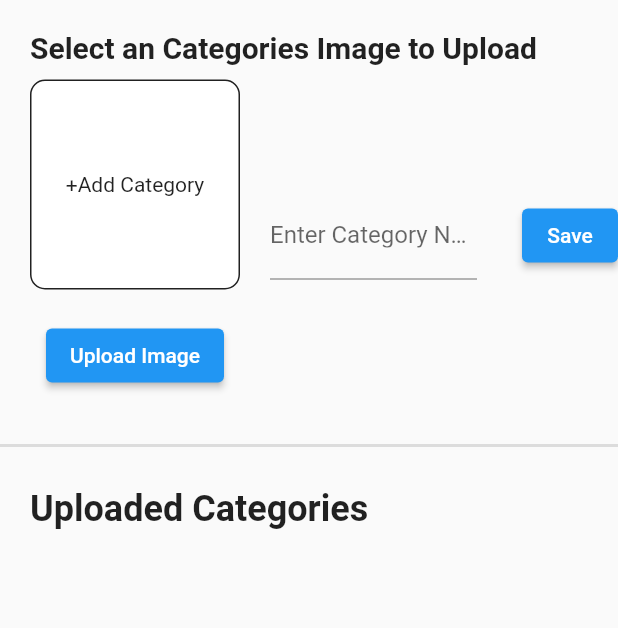
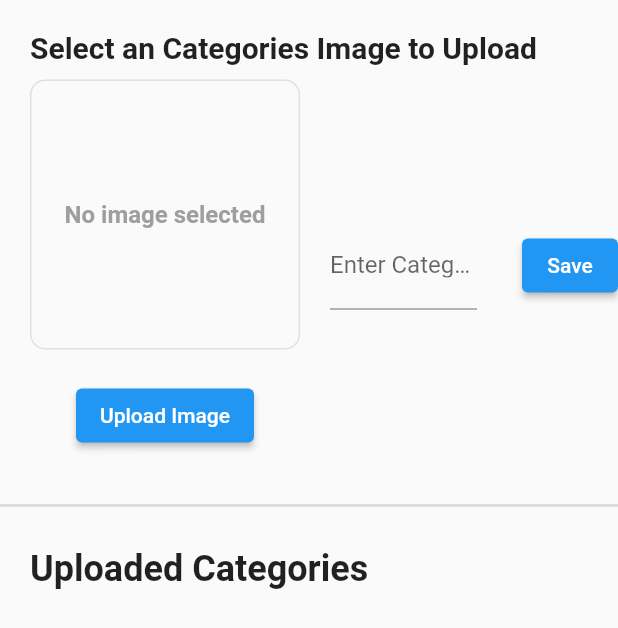
Before and after one commit to ahmadnaufalfarras/SecondChanceAdmin, a Flutter app: the CategoriesScreen widget shown alone on an empty page, opened directly, on a phone screen of 412 x 824 dp. Shown: the top 628 px of the screen. Run offline on Flutter 3.47's test engine with Material 2 defaults, Android fonts, the light colour scheme and no system bars; our stand-ins replace cloud_firestore, file_picker, firebase_core, firebase_storage, flutter_easyloading; accounts and stored records are empty.

Commit message:
Refactor UI

```diff
--- a/lib/views/categories_screen.dart
+++ b/lib/views/categories_screen.dart
@@ -61,11 +61,10 @@ class _CategoriesScreenState extends State<CategoriesScreen> {
                   child: Column(
                     children: [
                       Container(
-                        height: 140,
-                        width: 140,
+                        height: 180,
+                        width: 180,
                         decoration: BoxDecoration(
-                          color: Colors.white,
-                          border: Border.all(color: Colors.grey.shade900),
+                          border: Border.all(color: Colors.grey.shade300),
                           borderRadius: BorderRadius.circular(10),
                         ),
                         child: _selectedImage != null
@@ -74,7 +73,14 @@ class _CategoriesScreenState extends State<CategoriesScreen> {
                                 fit: BoxFit.cover,
                               )
                             : Center(
-                                child: Text('+Add Category'),
+                                child: Text(
+                                  'No image selected',
+                                  style: TextStyle(
+                                    color: Colors.grey,
+                                    fontSize: 16,
+                                    fontWeight: FontWeight.bold,
+                                  ),
+                                ),
                               ),
                       ),
                       SizedBox(
@@ -103,9 +109,11 @@ class _CategoriesScreenState extends State<CategoriesScreen> {
                         }
                       },
                       decoration: InputDecoration(
-                        labelText: 'Enter Category Name',
-                        hintText: 'Enter Category Name',
-                      ),
+                          labelText: 'Enter Category Name',
+                          hintText: 'Enter Category Name',
+                          hintStyle: TextStyle(
+                            color: Colors.grey,
+                          )),
                     ),
                   ),
                 ),
--- a/lib/views/upload_banner_screen.dart
+++ b/lib/views/upload_banner_screen.dart
@@ -53,7 +53,7 @@ class _UploadBannerScreenState extends State<UploadBannerScreen> {
             Padding(
               padding: const EdgeInsets.symmetric(horizontal: 20),
               child: Container(
-                height: 150,
+                height: 200,
                 decoration: BoxDecoration(
                   border: Border.all(
                     color: Colors.grey.shade300,
@@ -95,7 +95,7 @@ class _UploadBannerScreenState extends State<UploadBannerScreen> {
                   ),
                 ),
                 SizedBox(
-                  height: 30,
+                  height: 20,
                 ),
                 Padding(
                   padding: const EdgeInsets.symmetric(horizontal: 20),
```
